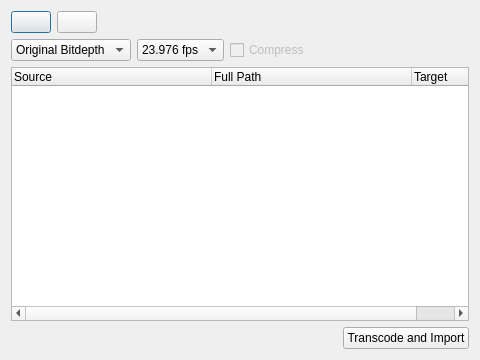
Before: the Qt Designer form platform/qt/TranscodeDialog.ui in ilia3101/MLV-App, drawn with Qt 5.
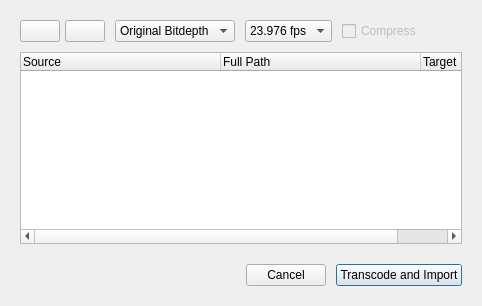
After: the same form once the commit is applied. Icons and pictures are not drawn.

```diff
--- a/platform/qt/TranscodeDialog.ui
+++ b/platform/qt/TranscodeDialog.ui
@@ -2,20 +2,35 @@
 <ui version="4.0">
  <class>TranscodeDialog</class>
  <widget class="QDialog" name="TranscodeDialog">
-  <property name="geometry">
-   <rect>
-    <x>0</x>
-    <y>0</y>
-    <width>480</width>
-    <height>360</height>
-   </rect>
-  </property>
   <property name="windowTitle">
    <string>Transcode and Import RAW2MLV</string>
   </property>
-  <layout class="QGridLayout" name="gridLayout">
-   <item row="0" column="0">
+  <layout class="QVBoxLayout" name="verticalLayout">
+   <property name="spacing">
+    <number>10</number>
+   </property>
+   <property name="leftMargin">
+    <number>20</number>
+   </property>
+   <property name="topMargin">
+    <number>20</number>
+   </property>
+   <property name="rightMargin">
+    <number>20</number>
+   </property>
+   <property name="bottomMargin">
+    <number>20</number>
+   </property>
+   <item>
+    <layout class="QHBoxLayout" name="horizontalLayout_3">
+     <property name="spacing">
+      <number>10</number>
+     </property>
+     <item>
     <layout class="QHBoxLayout" name="horizontalLayout">
+       <property name="spacing">
+        <number>5</number>
+       </property>
      <item>
       <widget class="QPushButton" name="pushButtonAddPics">
        <property name="toolTip">
@@ -26,13 +41,10 @@
        </property>
        <property name="icon">
         <iconset resource="ressources.qrc">
-         <normaloff>:/RetinaIMG/RetinaIMG/Images-icon.png</normaloff>:/RetinaIMG/RetinaIMG/Images-icon.png</iconset>
-       </property>
-       <property name="iconSize">
-        <size>
-         <width>24</width>
-         <height>24</height>
-        </size>
+           <normaloff>:/fontawesome/fontawesome/svgs-full/solid/images.svg</normaloff>:/fontawesome/fontawesome/svgs-full/solid/images.svg</iconset>
+         </property>
+         <property name="default">
+          <bool>true</bool>
        </property>
       </widget>
      </item>
@@ -46,47 +58,17 @@
        </property>
        <property name="icon">
         <iconset resource="ressources.qrc">
-         <normaloff>:/RetinaIMG/RetinaIMG/Pic-Folder-Open-icon.png</normaloff>:/RetinaIMG/RetinaIMG/Pic-Folder-Open-icon.png</iconset>
-       </property>
-       <property name="iconSize">
-        <size>
-         <width>24</width>
-         <height>24</height>
-        </size>
+           <normaloff>:/fontawesome/fontawesome/svgs-full/solid/folder-open.svg</normaloff>:/fontawesome/fontawesome/svgs-full/solid/folder-open.svg</iconset>
        </property>
       </widget>
      </item>
-     <item>
-      <spacer name="horizontalSpacer">
-       <property name="orientation">
-        <enum>Qt::Horizontal</enum>
-       </property>
-       <property name="sizeHint" stdset="0">
-        <size>
-         <width>40</width>
-         <height>20</height>
-        </size>
-       </property>
-      </spacer>
-     </item>
-    </layout>
-   </item>
-   <item row="1" column="0">
-    <layout class="QHBoxLayout" name="horizontalLayout_3">
+      </layout>
+     </item>
      <item>
       <widget class="QComboBox" name="comboBoxBitDepth">
-       <property name="maximumSize">
-        <size>
-         <width>16777215</width>
-         <height>16777215</height>
-        </size>
-       </property>
        <property name="toolTip">
         <string>Use this bitdepth</string>
        </property>
-       <property name="currentText">
-        <string>Original Bitdepth</string>
-       </property>
        <item>
         <property name="text">
          <string>Original Bitdepth</string>
@@ -184,14 +166,14 @@
        <property name="sizeHint" stdset="0">
         <size>
          <width>40</width>
-         <height>20</height>
+         <height>0</height>
         </size>
        </property>
       </spacer>
      </item>
     </layout>
    </item>
-   <item row="2" column="0">
+   <item>
     <widget class="QTreeWidget" name="treeWidget">
      <attribute name="headerDefaultSectionSize">
       <number>200</number>
@@ -213,8 +195,14 @@
      </column>
     </widget>
    </item>
-   <item row="3" column="0">
+   <item>
     <layout class="QHBoxLayout" name="horizontalLayout_2">
+     <property name="spacing">
+      <number>10</number>
+     </property>
+     <property name="topMargin">
+      <number>10</number>
+     </property>
      <item>
       <spacer name="horizontalSpacer_2">
        <property name="orientation">
@@ -222,17 +210,27 @@
        </property>
        <property name="sizeHint" stdset="0">
         <size>
-         <width>40</width>
-         <height>20</height>
+         <width>0</width>
+         <height>0</height>
         </size>
        </property>
       </spacer>
      </item>
+     <item>
+      <widget class="QPushButton" name="pushButtonAbort">
+       <property name="text">
+        <string>Cancel</string>
+       </property>
+      </widget>
+     </item>
      <item>
       <widget class="QPushButton" name="pushButtonTranscode">
        <property name="text">
         <string>Transcode and Import</string>
        </property>
+       <property name="default">
+        <bool>true</bool>
+       </property>
       </widget>
      </item>
     </layout>
```
Left out of the diff: 27 changed lines with no effect on the pictures. Lines whose indentation alone changed are shown as unchanged.
